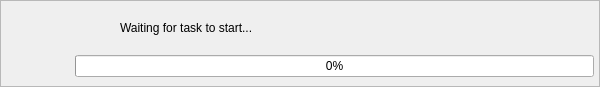
This is libs/libgui/ui/widgets/taskprogresswidget.ui in nullptrlabs/pgmodeler as Qt 5 draws it before an edit. The edited form follows.
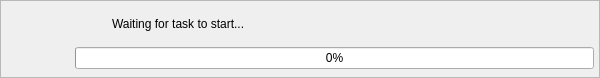
This is the edited form. Icons and pictures are not drawn.

The edit to the form file:
```diff
--- a/libs/libgui/ui/widgets/taskprogresswidget.ui
+++ b/libs/libgui/ui/widgets/taskprogresswidget.ui
@@ -10,7 +10,7 @@
     <x>0</x>
     <y>0</y>
     <width>600</width>
-    <height>87</height>
+    <height>78</height>
    </rect>
   </property>
   <property name="sizePolicy">
@@ -170,14 +170,14 @@
           </property>
           <property name="minimumSize">
            <size>
-            <width>40</width>
-            <height>40</height>
+            <width>32</width>
+            <height>32</height>
            </size>
           </property>
           <property name="maximumSize">
            <size>
-            <width>40</width>
-            <height>40</height>
+            <width>32</width>
+            <height>32</height>
            </size>
           </property>
           <property name="text">
```
Left out of the diff: 33 changed lines with no effect on the pictures.
